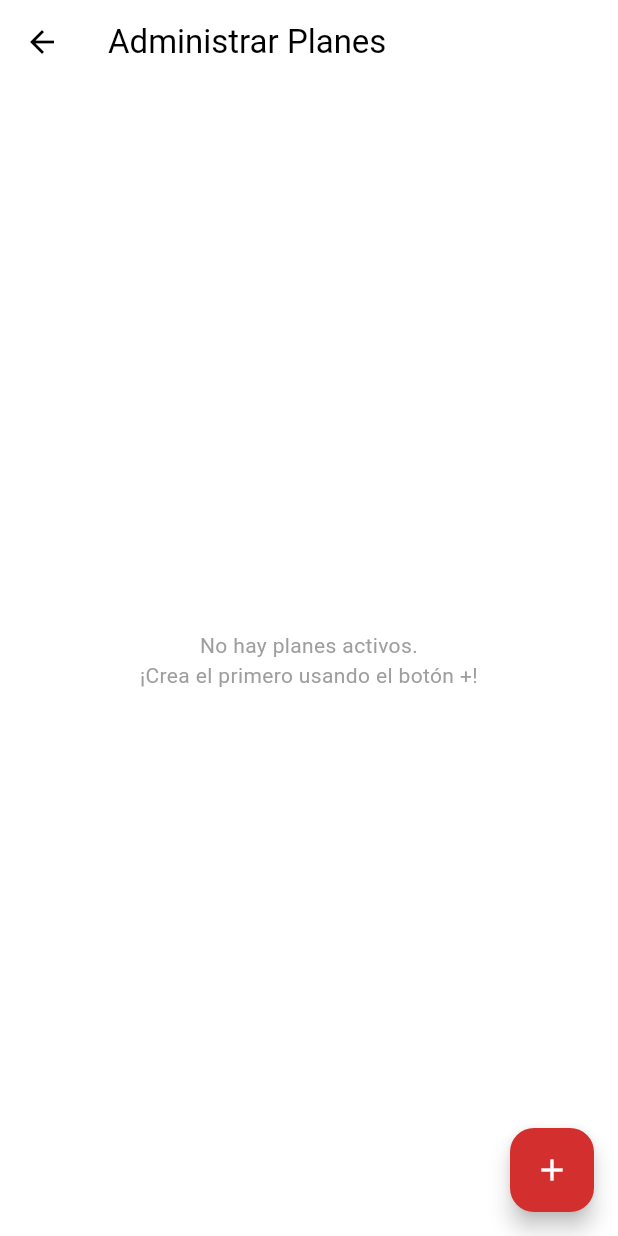
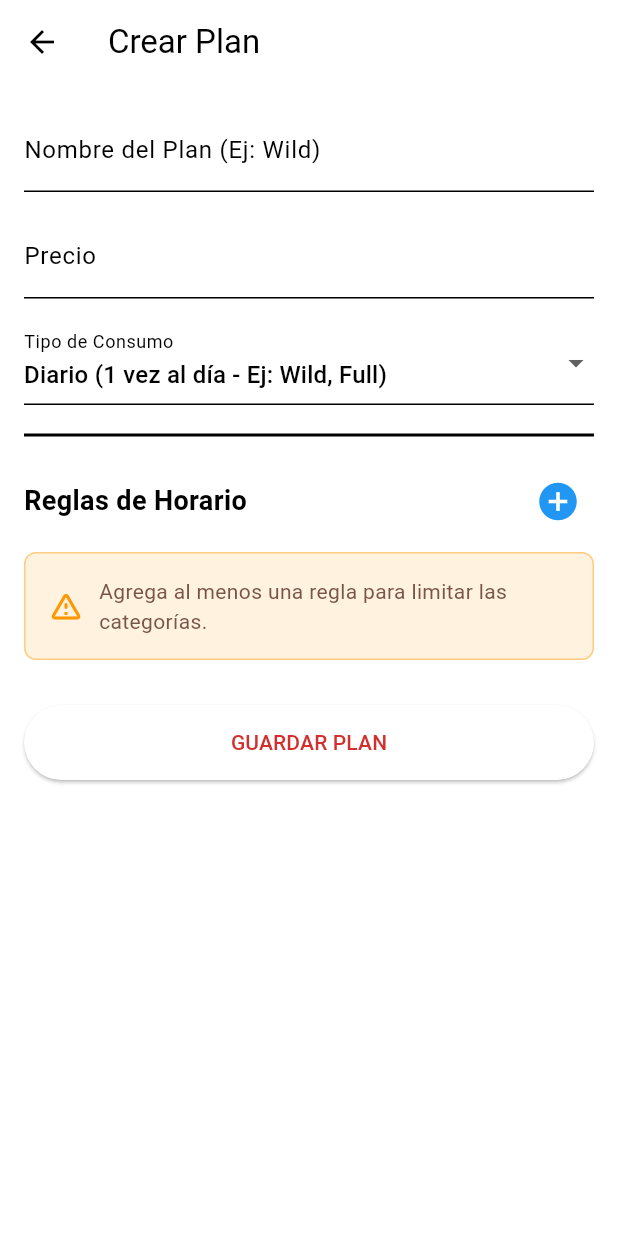
Before and after one commit to Andres-789-gh/predator_mma_app, a Flutter app: the PlansScreen screen opened directly, after a tap on the "add" icon, on a phone screen of 412 x 824 dp. Run offline on Flutter 3.47's test engine with Material 3 defaults, Android fonts, the phone set to English and light mode, and no system bars; our stand-ins replace cloud_firestore, equatable, firebase_auth, firebase_core, flutter_bloc, get_it and 1 more; accounts and stored records are empty.

Commit message:
ya sirve el screen de plan: crear

```diff
--- a/lib/features/plans/data/plan_repository.dart
+++ b/lib/features/plans/data/plan_repository.dart
@@ -9,9 +9,16 @@ class PlanRepository {
       : _firestore = firestore ?? FirebaseFirestore.instance;
 
   Future<void> createPlan(PlanModel plan) async {
+    if (plan.scheduleRules.isEmpty) {
+      throw Exception('Error de integridad: El plan debe tener al menos una regla de horario.');
+    }
+
     try {
       final docRef = _firestore.collection('plans').doc();
-      await docRef.set(PlanMapper.toMap(plan));
+      final planWithId = plan.copyWith(id: docRef.id);
+
+      await docRef.set(PlanMapper.toMap(planWithId));
+
     } catch (e) {
       throw Exception('Error creando plan: $e');
     }
@@ -34,6 +41,10 @@ class PlanRepository {
   }
 
   Future<void> updatePlan(PlanModel plan) async {
+    if (plan.scheduleRules.isEmpty) {
+      throw Exception('Error de integridad: No se puede guardar un plan sin reglas.');
+    }
+
     try {
       await _firestore.collection('plans').doc(plan.id).update(PlanMapper.toMap(plan));
     } catch (e) {
--- a/lib/features/plans/domain/models/plan_model.dart
+++ b/lib/features/plans/domain/models/plan_model.dart
@@ -1,6 +1,32 @@
+import 'package:equatable/equatable.dart';
 import '../../../../core/constants/enums.dart';
 
-class PlanModel {
+class ScheduleRule extends Equatable {
+  final List<int> allowedDays;
+  final int startMinute;
+  final int endMinute;
+  final List<ClassCategory> allowedCategories;
+
+  const ScheduleRule({
+    required this.allowedDays,
+    required this.startMinute,
+    required this.endMinute,
+    required this.allowedCategories,
+  });
+
+  bool matchesClass(DateTime classDate, ClassCategory category) {
+    if (!allowedCategories.contains(category)) return false;
+    if (!allowedDays.contains(classDate.weekday)) return false;
+    final classMinute = classDate.hour * 60 + classDate.minute;
+    if (classMinute < startMinute || classMinute > endMinute) return false;
+    return true;
+  }
+
+  @override
+  List<Object?> get props => [allowedDays, startMinute, endMinute, allowedCategories];
+}
+
+class PlanModel extends Equatable {
   final String id;
   final String name;
   final double price;
@@ -9,7 +35,7 @@ class PlanModel {
   final int? packClassesQuantity;
   final List<ScheduleRule> scheduleRules;
 
-  PlanModel({
+  const PlanModel({
     required this.id,
     required this.name,
     required this.price,
@@ -38,35 +64,7 @@ class PlanModel {
       scheduleRules: scheduleRules ?? this.scheduleRules,
     );
   }
+
+  @override
+  List<Object?> get props => [id, name, price, isActive, consumptionType, packClassesQuantity, scheduleRules];
 }
-
-class ScheduleRule {
-  final List<int> allowedDays;
-  final int startMinute;
-  final int endMinute;
-
-  // Categorías permitidas
-  final List<ClassCategory> allowedCategories;
-
-  ScheduleRule({
-    required this.allowedDays,
-    required this.startMinute,
-    required this.endMinute,
-    required this.allowedCategories,
-  });
-
-  // ¿permite entrar a esta clase?
-  bool matchesClass(DateTime classDate, ClassCategory category) {
-    // Valida Categoría
-    if (!allowedCategories.contains(category)) return false;
-
-    // Valida Día de la semana
-    if (!allowedDays.contains(classDate.weekday)) return false;
-
-    // Valida Horario
-    final classMinute = classDate.hour * 60 + classDate.minute;
-    if (classMinute < startMinute || classMinute > endMinute) return false;
-
-    return true;
-  }
-}
--- /dev/null
+++ b/lib/features/plans/presentation/screens/plan_form_screen.dart
@@ -0,0 +1,333 @@
+import 'package:flutter/material.dart';
+import 'package:flutter_bloc/flutter_bloc.dart';
+import '../../../../core/constants/enums.dart';
+import '../../domain/models/plan_model.dart';
+import '../cubit/plan_cubit.dart';
+import '../cubit/plan_state.dart';
+
+class PlanFormScreen extends StatefulWidget {
+  final PlanModel? plan;
+
+  const PlanFormScreen({super.key, this.plan});
+
+  @override
+  State<PlanFormScreen> createState() => _PlanFormScreenState();
+}
+
+class _PlanFormScreenState extends State<PlanFormScreen> {
+  final _formKey = GlobalKey<FormState>();
+
+  late TextEditingController _nameCtrl;
+  late TextEditingController _priceCtrl;
+  PlanConsumptionType _consumptionType = PlanConsumptionType.limitedDaily;
+
+  // Lista de Reglas
+  List<ScheduleRule> _rules = [];
+
+  @override
+  void initState() {
+    super.initState();
+    _nameCtrl = TextEditingController(text: widget.plan?.name ?? '');
+    _priceCtrl = TextEditingController(text: widget.plan?.price.toStringAsFixed(0) ?? '');
+    _consumptionType = widget.plan?.consumptionType ?? PlanConsumptionType.limitedDaily;
+    _rules = widget.plan?.scheduleRules != null
+        ? List.from(widget.plan!.scheduleRules)
+        : [];
+  }
+
+  @override
+  Widget build(BuildContext context) {
+    return Scaffold(
+      appBar: AppBar(
+        title: Text(widget.plan == null ? 'Crear Plan' : 'Editar Plan'),
+      ),
+      body: BlocListener<PlanCubit, PlanState>(
+        listener: (context, state) {
+          if (state is PlanLoaded) {
+            Navigator.pop(context);
+          } else if (state is PlanError) {
+            ScaffoldMessenger.of(context).showSnackBar(
+              SnackBar(content: Text(state.message), backgroundColor: Colors.red),
+            );
+          }
+        },
+        child: SingleChildScrollView(
+          padding: const EdgeInsets.all(16),
+          child: Form(
+            key: _formKey,
+            child: Column(
+              crossAxisAlignment: CrossAxisAlignment.start,
+              children: [
+                // Nombre
+                TextFormField(
+                  controller: _nameCtrl,
+                  decoration: const InputDecoration(labelText: 'Nombre del Plan (Ej: Wild)'),
+                  validator: (v) => v!.isEmpty ? 'Campo obligatorio' : null,
+                ),
+                const SizedBox(height: 15),
+
+                // Precio
+                TextFormField(
+                  controller: _priceCtrl,
+                  decoration: const InputDecoration(labelText: 'Precio'),
+                  keyboardType: TextInputType.number,
+                  validator: (v) => v!.isEmpty ? 'Campo obligatorio' : null,
+                ),
+                const SizedBox(height: 15),
+
+                // ipo de Consumo
+                DropdownButtonFormField<PlanConsumptionType>(
+                  value: _consumptionType,
+                  decoration: const InputDecoration(labelText: 'Tipo de Consumo'),
+                  items: const [
+                    DropdownMenuItem(
+                      value: PlanConsumptionType.limitedDaily,
+                      child: Text('Diario (1 vez al día - Ej: Wild, Full)'),
+                    ),
+                    DropdownMenuItem(
+                      value: PlanConsumptionType.unlimited,
+                      child: Text('Ilimitado (Sin límites - Ej: Weekends)'),
+                    ),
+                  ],
+                  onChanged: (val) => setState(() => _consumptionType = val!),
+                ),
+
+                const Divider(height: 40, thickness: 2),
+
+                // Reglas
+                Row(
+                  mainAxisAlignment: MainAxisAlignment.spaceBetween,
+                  children: [
+                    const Text('Reglas de Horario', style: TextStyle(fontSize: 18, fontWeight: FontWeight.bold)),
+                    IconButton(
+                      icon: const Icon(Icons.add_circle, color: Colors.blue, size: 30),
+                      onPressed: _showAddRuleDialog,
+                    )
+                  ],
+                ),
+                const SizedBox(height: 10),
+
+                if (_rules.isEmpty)
+                  Container(
+                    padding: const EdgeInsets.all(15),
+                    decoration: BoxDecoration(
+                      color: Colors.orange.shade50,
+                      borderRadius: BorderRadius.circular(8),
+                      border: Border.all(color: Colors.orange.shade200),
+                    ),
+                    child: Row(
+                      children: const [
+                        Icon(Icons.warning_amber_rounded, color: Colors.orange),
+                        SizedBox(width: 10),
+                        Expanded(
+                          child: Text(
+                            'Agrega al menos una regla para limitar las categorías.',
+                            style: TextStyle(color: Colors.brown),
+                          ),
+                        ),
+                      ],
+                    ),
+                  )
+                else
+                  ..._rules.asMap().entries.map((entry) {
+                    final index = entry.key;
+                    final rule = entry.value;
+                    return Card(
+                      color: Colors.blue.shade50,
+                      margin: const EdgeInsets.only(bottom: 10),
+                      child: ListTile(
+                        title: Text(_formatDays(rule.allowedDays)),
+                        subtitle: Text('${_formatTime(rule.startMinute)} - ${_formatTime(rule.endMinute)}\nCategorías: ${_formatCategories(rule.allowedCategories)}'),
+                        trailing: IconButton(
+                          icon: const Icon(Icons.delete, color: Colors.red),
+                          onPressed: () => setState(() => _rules.removeAt(index)),
+                        ),
+                      ),
+                    );
+                  }),
+
+                const SizedBox(height: 30),
+
+                // btn save
+                SizedBox(
+                  width: double.infinity,
+                  height: 50,
+                  child: ElevatedButton(
+                    onPressed: _savePlan,
+                    child: const Text('GUARDAR PLAN'),
+                  ),
+                ),
+              ],
+            ),
+          ),
+        ),
+      ),
+    );
+  }
+
+  // Log. guardado
+  void _savePlan() {
+    if (!_formKey.currentState!.validate()) return;
+
+    if (_rules.isEmpty) {
+      ScaffoldMessenger.of(context).showSnackBar(
+        const SnackBar(
+          content: Text('Debes agregar al menos una regla de horario.'),
+          backgroundColor: Colors.orange,
+        ),
+      );
+      return;
+    }
+
+    final newPlan = PlanModel(
+      id: widget.plan?.id ?? '',
+      name: _nameCtrl.text.trim(),
+      price: double.tryParse(_priceCtrl.text) ?? 0,
+      consumptionType: _consumptionType,
+      scheduleRules: _rules,
+      isActive: true,
+    );
+
+    if (widget.plan == null) {
+      context.read<PlanCubit>().createPlan(newPlan);
+    } else {
+      context.read<PlanCubit>().updatePlan(newPlan);
+    }
+  }
+
+  void _showAddRuleDialog() {
+    showDialog(
+      context: context,
+      builder: (_) => _RuleEditorDialog(
+        onSave: (rule) {
+          setState(() => _rules.add(rule));
+        },
+      ),
+    );
+  }
+
+  String _formatTime(int minutes) {
+    final h = minutes ~/ 60;
+    final m = minutes % 60;
+    final suffix = h >= 12 ? 'PM' : 'AM';
+    final h12 = h > 12 ? h - 12 : (h == 0 ? 12 : h);
+    return '$h12:${m.toString().padLeft(2, '0')} $suffix';
+  }
+
+  String _formatDays(List<int> days) {
+    if (days.length == 7) return 'Todos los días';
+    const week = ['Lun', 'Mar', 'Mié', 'Jue', 'Vie', 'Sáb', 'Dom'];
+    return days.map((d) => week[d - 1]).join(', ');
+  }
+
+  String _formatCategories(List<ClassCategory> cats) {
+    if (cats.isEmpty) return 'Todas';
+    return cats.map((c) => c.name.toUpperCase()).join(', ');
+  }
+}
+
+class _RuleEditorDialog extends StatefulWidget {
+  final Function(ScheduleRule) onSave;
+  const _RuleEditorDialog({required this.onSave});
+
+  @override
+  State<_RuleEditorDialog> createState() => _RuleEditorDialogState();
+}
+
+class _RuleEditorDialogState extends State<_RuleEditorDialog> {
+  // Días seleccionados
+  final Set<int> _selectedDays = {1, 2, 3, 4, 5};
+  // Horas
+  TimeOfDay _start = const TimeOfDay(hour: 6, minute: 0);
+  TimeOfDay _end = const TimeOfDay(hour: 22, minute: 0);
+  // Categorías
+  final Set<ClassCategory> _selectedCategories = {...ClassCategory.values};
+
+  @override
+  Widget build(BuildContext context) {
+    return AlertDialog(
+      title: const Text('Nueva Regla'),
+      content: SingleChildScrollView(
+        child: Column(
+          mainAxisSize: MainAxisSize.min,
+          crossAxisAlignment: CrossAxisAlignment.start,
+          children: [
+            const Text('Días:', style: TextStyle(fontWeight: FontWeight.bold)),
+            Wrap(
+              spacing: 5,
+              children: List.generate(7, (index) {
+                final day = index + 1;
+                final isSelected = _selectedDays.contains(day);
+                return FilterChip(
+                  label: Text(['L','M','X','J','V','S','D'][index]),
+                  selected: isSelected,
+                  onSelected: (val) {
+                    setState(() {
+                      val ? _selectedDays.add(day) : _selectedDays.remove(day);
+                    });
+                  },
+                );
+              }),
+            ),
+            const SizedBox(height: 10),
+            const Text('Horario:', style: TextStyle(fontWeight: FontWeight.bold)),
+            Row(
+              children: [
+                TextButton(
+                  onPressed: () async {
+                    final t = await showTimePicker(context: context, initialTime: _start);
+                    if (t != null) setState(() => _start = t);
+                  },
+                  child: Text('De: ${_start.format(context)}'),
+                ),
+                const Text('-'),
+                TextButton(
+                  onPressed: () async {
+                    final t = await showTimePicker(context: context, initialTime: _end);
+                    if (t != null) setState(() => _end = t);
+                  },
+                  child: Text('Hasta: ${_end.format(context)}'),
+                ),
+              ],
+            ),
+            const SizedBox(height: 10),
+            const Text('Categorías Permitidas:', style: TextStyle(fontWeight: FontWeight.bold)),
+            Wrap(
+              spacing: 5,
+              children: ClassCategory.values.map((cat) {
+                final isSelected = _selectedCategories.contains(cat);
+                return FilterChip(
+                  label: Text(cat.name.toUpperCase()),
+                  selected: isSelected,
+                  onSelected: (val) {
+                    setState(() {
+                      val ? _selectedCategories.add(cat) : _selectedCategories.remove(cat);
+                    });
+                  },
+                );
+              }).toList(),
+            ),
+          ],
+        ),
+      ),
+      actions: [
+        TextButton(onPressed: () => Navigator.pop(context), child: const Text('Cancelar')),
+        ElevatedButton(
+          onPressed: () {
+            if (_selectedDays.isEmpty) return;
+
+            final rule = ScheduleRule(
+              allowedDays: _selectedDays.toList()..sort(),
+              startMinute: _start.hour * 60 + _start.minute,
+              endMinute: _end.hour * 60 + _end.minute,
+              allowedCategories: _selectedCategories.toList(),
+            );
+            widget.onSave(rule);
+            Navigator.pop(context);
+          },
+          child: const Text('Agregar'),
+        ),
+      ],
+    );
+  }
+}
--- a/lib/features/plans/presentation/screens/plans_screen.dart
+++ b/lib/features/plans/presentation/screens/plans_screen.dart
@@ -3,6 +3,7 @@ import 'package:flutter_bloc/flutter_bloc.dart';
 import '../../data/plan_repository.dart';
 import '../cubit/plan_cubit.dart';
 import '../cubit/plan_state.dart';
+import 'plan_form_screen.dart';
 
 class PlansScreen extends StatelessWidget {
   const PlansScreen({super.key});
@@ -115,8 +116,19 @@ class PlansScreen extends StatelessWidget {
             return FloatingActionButton(
               child: const Icon(Icons.add),
               onPressed: () {
-                 debugPrint("Crear nuevo plan");
-                 context.read<PlanCubit>().loadPlans();
+                 final planCubit = context.read<PlanCubit>();
+
+                 Navigator.push(
+                   context,
+                   MaterialPageRoute(
+                     builder: (_) => BlocProvider.value(
+                       value: planCubit,
+                       child: const PlanFormScreen(),
+                     ),
+                   ),
+                 ).then((_) {
+                   planCubit.loadPlans();
+                 });
               },
             );
           },
```
